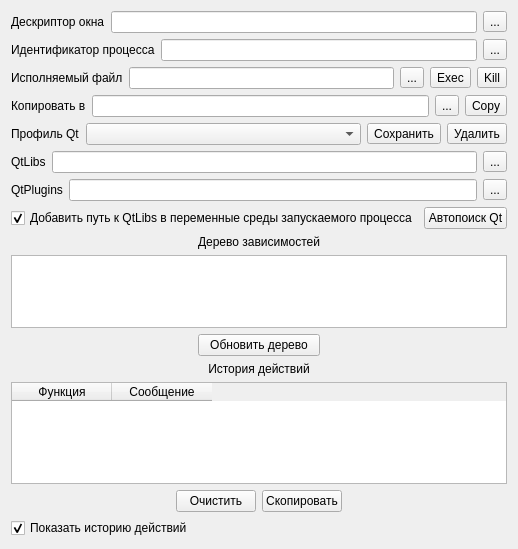
Before: the Qt Designer form mainwindow.ui in HardArchive/DLLCollector_recode, drawn with Qt 5.
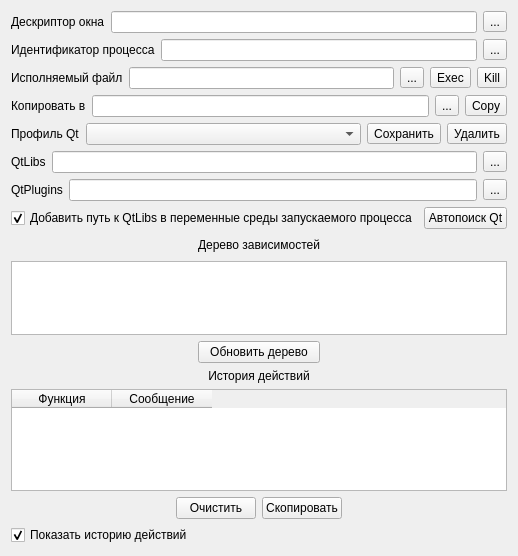
After: the same form once the commit is applied.

Commit message: Добавлена реализация создания дампа с информацией об ошибке. Добавлены дополнительные ключи в *.pro файл, для включения в релизную версию минимальной отладочной информации (поддерживаются только VS компиляторы).

Diff of the .ui file:
```diff
--- a/mainwindow.ui
+++ b/mainwindow.ui
@@ -7,7 +7,7 @@
     <x>0</x>
     <y>0</y>
     <width>503</width>
-    <height>549</height>
+    <height>556</height>
    </rect>
   </property>
   <property name="acceptDrops">
@@ -481,6 +481,32 @@
         </column>
        </widget>
       </item>
+      <item row="0" column="2">
+       <spacer name="horizontalSpacer_6">
+        <property name="orientation">
+         <enum>Qt::Horizontal</enum>
+        </property>
+        <property name="sizeHint" stdset="0">
+         <size>
+          <width>40</width>
+          <height>20</height>
+         </size>
+        </property>
+       </spacer>
+      </item>
+      <item row="0" column="0">
+       <spacer name="horizontalSpacer_7">
+        <property name="orientation">
+         <enum>Qt::Horizontal</enum>
+        </property>
+        <property name="sizeHint" stdset="0">
+         <size>
+          <width>40</width>
+          <height>20</height>
+         </size>
+        </property>
+       </spacer>
+      </item>
      </layout>
     </item>
     <item row="2" column="0">
```
Left out of the diff: 9 changed lines with no effect on the pictures. The commit also changes 3 other files.
